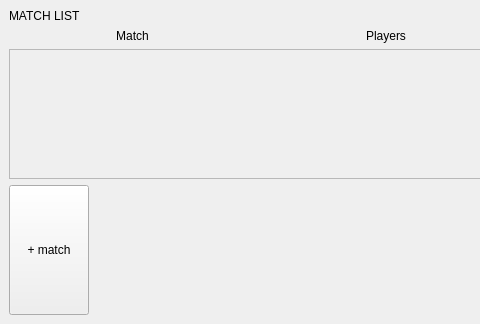
This is client/src/main/launcher/ui/mainwindow.ui in JulianBiancardi/Wolfenstein-Taller1 as Qt 5 draws it before an edit; both pictures show x 0 to 480 and y 0 to 324 of the 772 by 324 pixel window. The edited form follows.
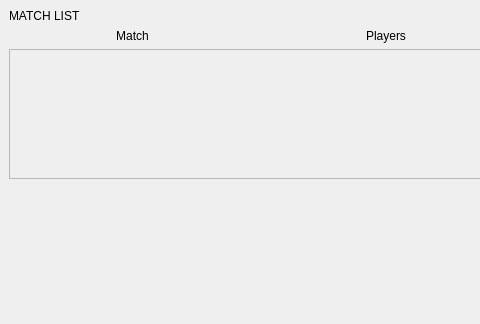
This is the edited form.

Patch:
```diff
--- a/client/src/main/launcher/ui/mainwindow.ui
+++ b/client/src/main/launcher/ui/mainwindow.ui
@@ -80,19 +80,6 @@
     </item>
     <item>
      <layout class="QHBoxLayout" name="horizontalLayout">
-      <item>
-       <widget class="QPushButton" name="AddMatchButton">
-        <property name="sizePolicy">
-         <sizepolicy hsizetype="Minimum" vsizetype="Expanding">
-          <horstretch>0</horstretch>
-          <verstretch>0</verstretch>
-         </sizepolicy>
-        </property>
-        <property name="text">
-         <string>+ match</string>
-        </property>
-       </widget>
-      </item>
       <item>
        <spacer name="horizontalSpacer">
         <property name="orientation">
```
Left out of the diff: 3 changed lines with no effect on the pictures.
